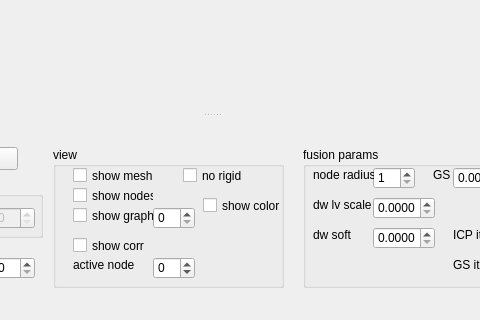
The window that dynamicfusionui.ui (dolphin-li/DynamicFusion) describes before a commit, drawn with Qt 5; both pictures show x 427 to 907 and y 549 to 869 of the 1278 by 869 pixel window.
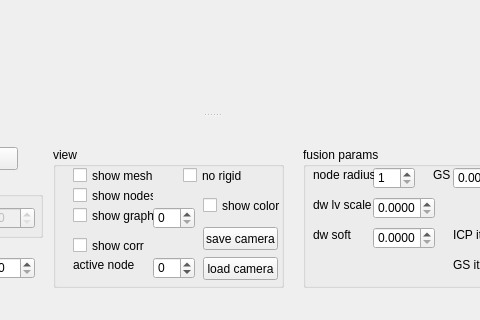
The same window after the commit. Custom widgets are drawn as their Qt base class.

```diff
--- a/dynamicfusionui.ui
+++ b/dynamicfusionui.ui
@@ -404,6 +404,32 @@
        <string>show color</string>
       </property>
      </widget>
+     <widget class="QPushButton" name="pbSaveCamera">
+      <property name="geometry">
+       <rect>
+        <x>150</x>
+        <y>80</y>
+        <width>75</width>
+        <height>23</height>
+       </rect>
+      </property>
+      <property name="text">
+       <string>save camera</string>
+      </property>
+     </widget>
+     <widget class="QPushButton" name="pbLoadCamera">
+      <property name="geometry">
+       <rect>
+        <x>150</x>
+        <y>110</y>
+        <width>75</width>
+        <height>23</height>
+       </rect>
+      </property>
+      <property name="text">
+       <string>load camera</string>
+      </property>
+     </widget>
     </widget>
     <widget class="QGroupBox" name="groupBox_7">
      <property name="geometry">
```
